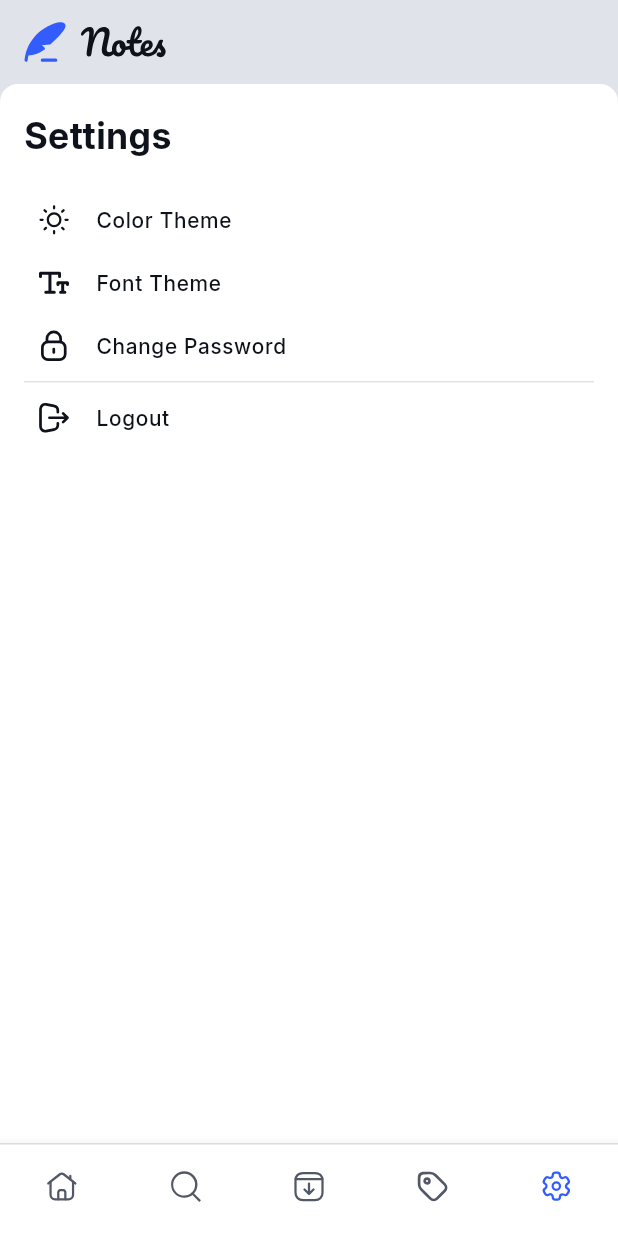
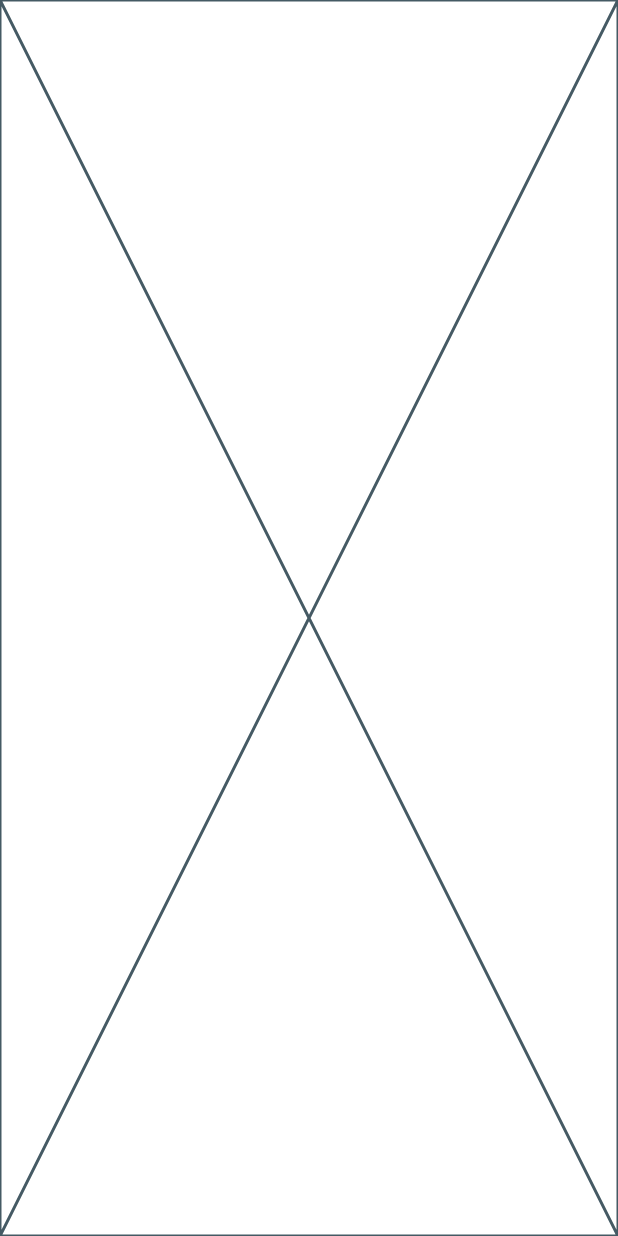
Before and after one commit to JER3MIAH/note-taking-app, a Flutter app: the screen it shows after launch, item 5 of the bottom bar chosen, after a tap on "Font Theme", on a phone screen of 412 x 824 dp. Run offline on Flutter 3.47's test engine with Material 3 defaults, Android fonts, the phone set to English and light mode, and no system bars; our stand-ins replace equatable, flutter_bloc, flutter_hooks, flutter_svg, get_it, shared_preferences.

Commit message:
feat: implement color theme screen

```diff
--- a/lib/src/app.dart
+++ b/lib/src/app.dart
@@ -46,12 +46,8 @@ class MyApp extends StatelessWidget {
               },
               themeAnimationCurve: Curves.easeInCirc,
               themeAnimationDuration: Duration(milliseconds: 500),
-              routes: {
-                AppRoutes.main: (context) => DeviceType(context).isDesktop
-                    ? DesktopMainScreen()
-                    : MainScreen(),
-              },
-              initialRoute: AppRoutes.main,
+              routes: appRoutes,
+              initialRoute: HomeRoutes.main,
             );
           });
         },
--- a/lib/src/features/navigation/nav.dart
+++ b/lib/src/features/navigation/nav.dart
@@ -1,2 +1,3 @@
 export 'app_navigator.dart';
 export 'routes.dart';
+export 'app_routes.dart';
--- a/lib/src/features/navigation/routes.dart
+++ b/lib/src/features/navigation/routes.dart
@@ -1,3 +1,16 @@
-class AppRoutes {
+abstract class AppRoutes {}
+
+class HomeRoutes extends AppRoutes {
   static const main = '/';
 }
+
+class AuthRoutes extends AppRoutes {
+  static const login = '/loginScreen';
+  static const signup = '/signupScreen';
+}
+
+class SettingRoutes extends AppRoutes {
+  static const colorTheme = '/colorThemeScreen';
+  static const fontTheme = '/fontThemeScreen';
+  static const changePassword = '/changePasswordScreen';
+}
--- a/lib/src/features/settings/presentation/components/components.dart
+++ b/lib/src/features/settings/presentation/components/components.dart
@@ -1 +1,3 @@
 export 'setting_tile.dart';
+export 'color_theme_tile.dart';
+export 'font_theme_tile.dart';
--- /dev/null
+++ b/lib/src/features/settings/presentation/screens/font_theme_screen.dart
@@ -0,0 +1,10 @@
+import 'package:flutter/material.dart';
+
+class FontThemeScreen extends StatelessWidget {
+  const FontThemeScreen({super.key});
+
+  @override
+  Widget build(BuildContext context) {
+    return const Placeholder();
+  }
+}
--- a/lib/src/features/settings/presentation/screens/screens.dart
+++ b/lib/src/features/settings/presentation/screens/screens.dart
@@ -0,0 +1,3 @@
+export 'color_theme_screen.dart';
+export 'font_theme_screen.dart';
+export 'change_password_screen.dart';
--- a/lib/src/shared/utils/theme.dart
+++ b/lib/src/shared/utils/theme.dart
@@ -9,7 +9,9 @@ final lightTheme = ThemeData(
     onSurface: appColors.black,
     onSurfaceVariant: appColors.neutral600,
     surfaceContainer: appColors.neutral600,
+    surfaceBright: appColors.neutral700,
     primary: appColors.blue500,
+    primaryContainer: appColors.white,
     onPrimary: appColors.neutral950,
     inversePrimary: appColors.neutral200,
     secondary: appColors.blue50,
@@ -26,9 +28,11 @@ final darkTheme = ThemeData(
     surface: appColors.black,
     onSurface: appColors.white,
     onSurfaceVariant: appColors.neutral400,
-     surfaceContainer: appColors.white,
+    surfaceContainer: appColors.white,
+    surfaceBright: appColors.neutral300,
     primary: appColors.blue500,
     onPrimary: appColors.white,
+    primaryContainer: appColors.neutral950,
     inversePrimary: appColors.neutral800,
     secondary: appColors.blue50,
     tertiary: appColors.blue700,
--- a/lib/src/shared/widgets/app_buttons.dart
+++ b/lib/src/shared/widgets/app_buttons.dart
@@ -8,18 +8,16 @@ class AppButton extends StatelessWidget {
   final double bHeight;
   final bool expanded;
   final Color? color;
-  final Color? hoverColor;
   final Color? textColor;
 
   const AppButton({
     super.key,
     required this.title,
     this.onTap,
-    this.fontSize = 13,
+    this.fontSize = 14,
     this.bHeight = 41,
     this.expanded = false,
     this.color,
-    this.hoverColor,
     this.textColor,
   });
 
@@ -32,23 +30,20 @@ class AppButton extends StatelessWidget {
         style: ButtonStyle(
           backgroundColor: WidgetStatePropertyAll(color ?? theme.primary),
           elevation: WidgetStatePropertyAll(0),
-          overlayColor: WidgetStatePropertyAll(
-            hoverColor ?? theme.primaryContainer,
-          ),
           minimumSize: WidgetStatePropertyAll(
             expanded ? Size(double.infinity, bHeight) : null,
           ),
           fixedSize: WidgetStatePropertyAll(Size.fromHeight(bHeight)),
           shape: WidgetStatePropertyAll(
             RoundedRectangleBorder(
-              borderRadius: BorderRadius.circular(24),
+              borderRadius: BorderRadius.circular(8),
             ),
           ),
         ),
         child: AppText(
           title,
           fontSize: fontSize,
-          color: textColor ?? theme.onPrimary,
+          color: textColor ?? appColors.white,
         ),
       ),
     );
--- a/lib/src/shared/widgets/app_scaffold.dart
+++ b/lib/src/shared/widgets/app_scaffold.dart
@@ -33,6 +33,7 @@ class AppScaffold extends StatelessWidget {
       appBar: AppBar(
         backgroundColor: theme.inversePrimary,
         centerTitle: false,
+        automaticallyImplyLeading: false,
         title: BlocBuilder<ThemeBloc, ThemeState>(
           builder: (_, themeState) {
             return SvgAsset(switch (themeState.appTheme) {
```
Also changed, not shown: lib/src/features/navigation/app_routes.dart (added, +26 -0 lines), lib/src/features/settings/presentation/components/color_theme_tile.dart (added, +73 -0 lines), lib/src/features/settings/presentation/screens/change_password_screen.dart (added, +12 -0 lines), lib/src/features/settings/presentation/screens/color_theme_screen.dart (added, +75 -0 lines), lib/src/features/settings/presentation/screens/settings_view.dart (+9 -3 lines), lib/src/features/settings/presentation/components/font_theme_tile.dart (added).
